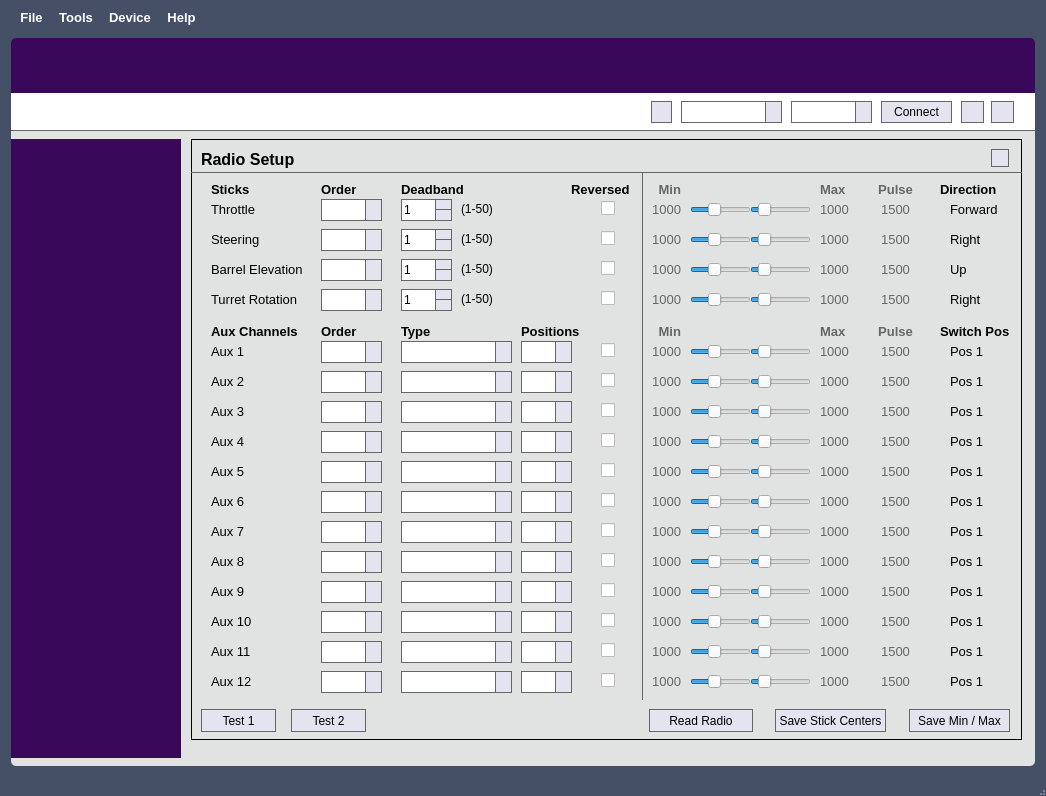
First picture: the form in mainwindow.ui, repository OpenPanzerProject/OP-Config, before the edit.
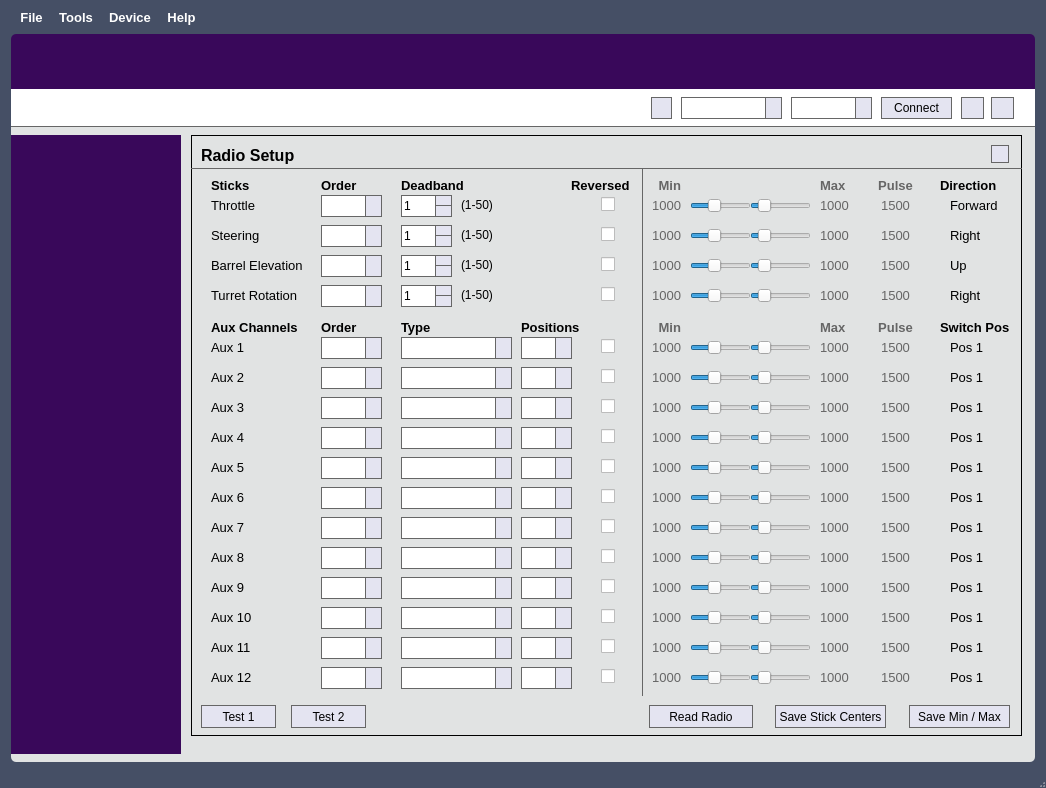
Second picture: the form after the edit. Icons and pictures are not drawn. Custom widgets are drawn as their Qt base class.

Commit message: Got another 8 pixels out.

What changed in the file:
```diff
--- a/mainwindow.ui
+++ b/mainwindow.ui
@@ -7,7 +7,7 @@
     <x>0</x>
     <y>0</y>
     <width>1046</width>
-    <height>796</height>
+    <height>788</height>
    </rect>
   </property>
   <property name="sizePolicy">
@@ -19,7 +19,7 @@
   <property name="minimumSize">
    <size>
     <width>1046</width>
-    <height>796</height>
+    <height>788</height>
    </size>
   </property>
   <property name="baseSize">
@@ -416,6 +416,12 @@
     </sizepolicy>
    </property>
    <layout class="QVBoxLayout" name="verticalLayout_2">
+    <property name="topMargin">
+     <number>7</number>
+    </property>
+    <property name="bottomMargin">
+     <number>7</number>
+    </property>
     <item>
      <layout class="QGridLayout" name="gridLayout">
       <property name="spacing">
```
Left out of the diff: 2 changed lines with no effect on the pictures. The commit also changes 1 other file.
